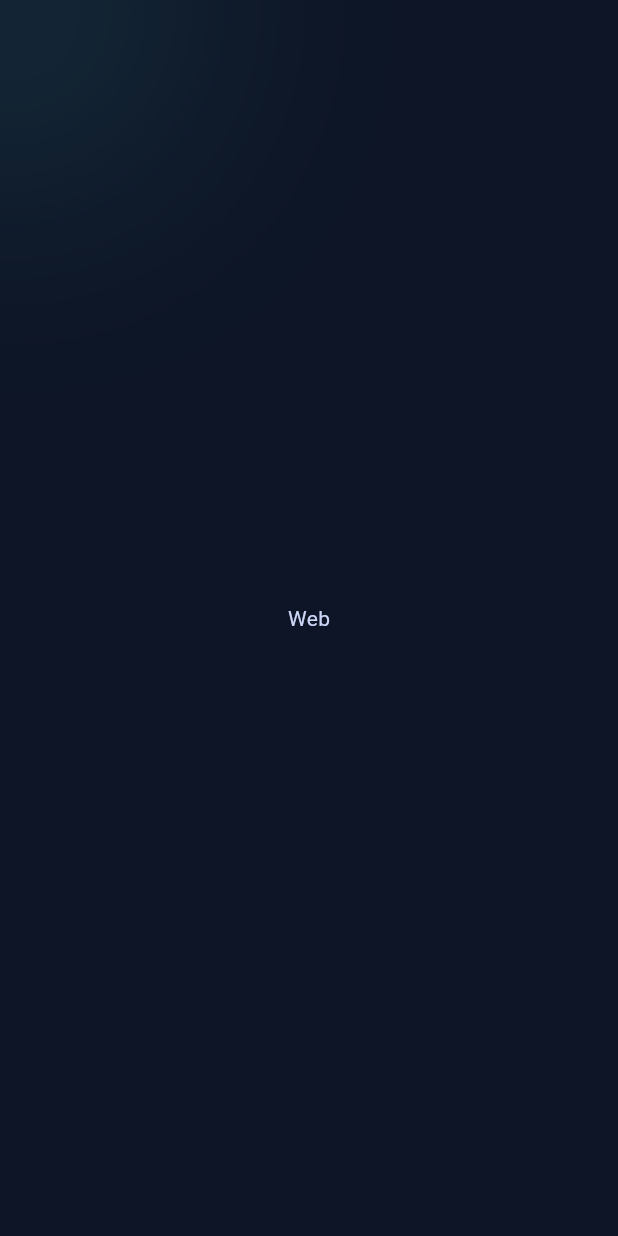
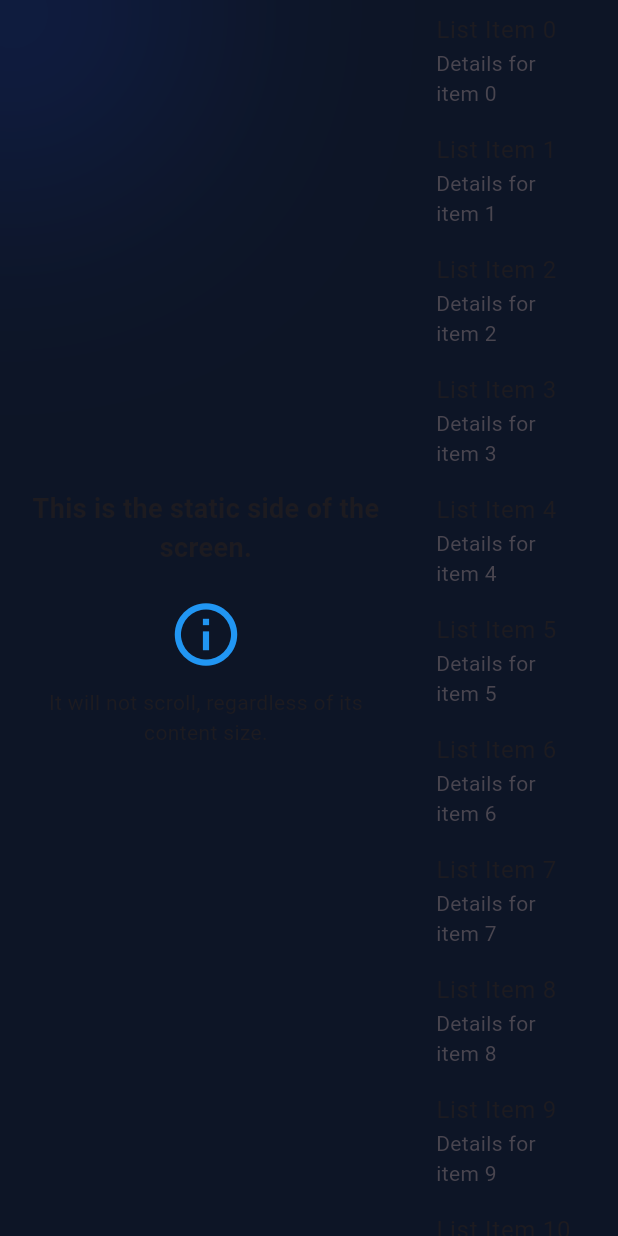
Before and after one commit to VijayAdithP/portfolio, a Flutter app: the WebHome screen opened directly, on a phone screen of 412 x 824 dp. Run offline on Flutter 3.47's test engine with Material 3 defaults, Android fonts, the phone set to English and light mode, and no system bars; our stand-ins replace flutter_riverpod, hexcolor.

Commit message:
tryna setup the layout

```diff
--- a/lib/Constants/CursorGlow.dart
+++ b/lib/Constants/CursorGlow.dart
@@ -16,7 +16,7 @@ class CursorGlowState extends State<CursorGlow> {
         shape: BoxShape.circle,
         boxShadow: [
           BoxShadow(
-            color: CustomColors.primaryHighlight.withValues(alpha: 0.2),
+            color: CustomColors.primaryGlow.withValues(alpha: 0.2),
             spreadRadius: -10,
             blurRadius: 1000,
           ),
--- a/lib/Screens/WebHome.dart
+++ b/lib/Screens/WebHome.dart
@@ -15,9 +15,65 @@ class _WebHomeState extends State<WebHome> {
     return Scaffold(
       backgroundColor: CustomColors.primaryBackground,
       body: AnimatedCursorTrail(
-        child: Center(
-          child: Text("Web", style: TextStyle(color: CustomColors.primaryText)),
+        child: Row(
+          children: <Widget>[
+            Expanded(
+              flex: 2,
+              child: Container(
+                padding: EdgeInsets.all(16.0),
+                child: Column(
+                  mainAxisAlignment: MainAxisAlignment.center,
+                  children: <Widget>[
+                    Text(
+                      'This is the static side of the screen.',
+                      textAlign: TextAlign.center,
+                      style: TextStyle(
+                        fontSize: 18,
+                        fontWeight: FontWeight.bold,
+                      ),
+                    ),
+                    SizedBox(height: 20),
+                    Icon(Icons.info_outline, size: 50, color: Colors.blue),
+                    SizedBox(height: 10),
+                    Text(
+                      'It will not scroll, regardless of its content size.',
+                      textAlign: TextAlign.center,
+                    ),
+                  ],
+                ),
+              ),
+            ),
+            Expanded(
+              flex: 1,
+              child: ListView.builder(
+
+                itemCount: 50, // Example item count
+                itemBuilder: (BuildContext context, int index) {
+                  return ListTile(
+                    title: Text('List Item $index'),
+                    subtitle: Text('Details for item $index'),
+                  );
+                },
+              ),
+            ),
+          ],
         ),
+        // CustomScrollView(
+        //   slivers: <Widget>[
+        //     SliverFixedExtentList(
+        //       delegate: SliverChildListDelegate.fixed([Placeholder()]),
+        //       itemExtent: 1,
+        //     ),
+        //     SliverList(
+        //       delegate: SliverChildListDelegate([
+        //         Container(color: Colors.pink, height: 150.0),
+        //         Container(color: Colors.cyan, height: 150.0),
+        //         Container(color: Colors.indigo, height: 150.0),
+        //         Container(color: Colors.blue, height: 150.0),
+        //       ]),
+        //     ),
+        //   ],
+        // ),
       ),
     );
   }
```
Also changed, not shown: lib/Screens/Presentation/section/desc_section.dart (added).
